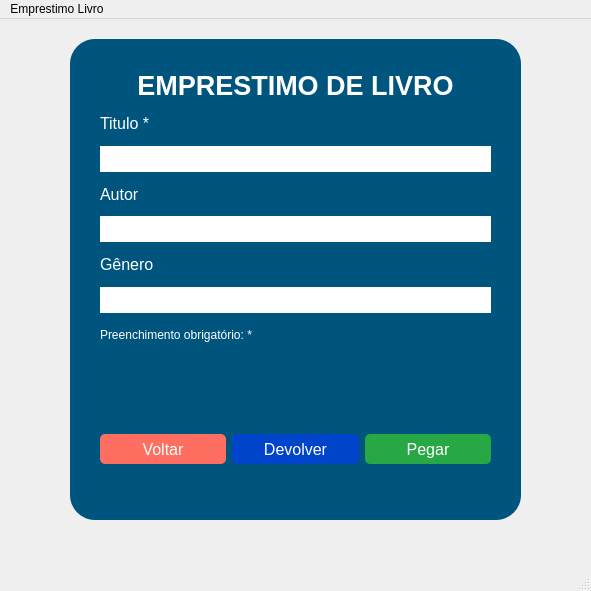
First picture: the form in Aulas_Revisão/11_2024/Dia 11/project/ui/emprestimo_window.ui, repository OSepiliF/Curso-SENAC, before the edit.
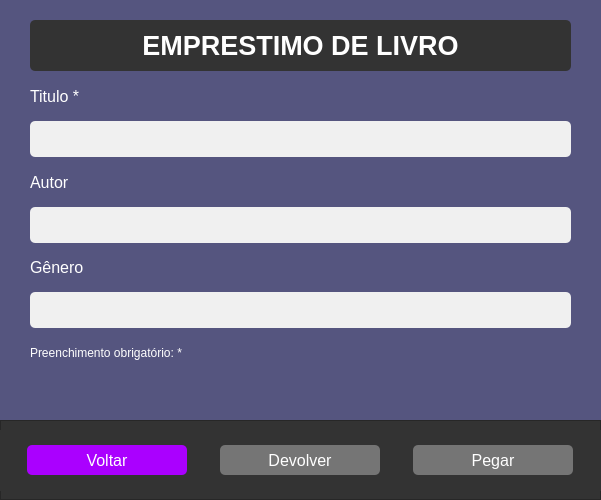
Second picture: the form after the edit.

Diff of the .ui file:
```diff
--- a/Aulas_Revisão/11_2024/Dia 11/project/ui/emprestimo_window.ui
+++ b/Aulas_Revisão/11_2024/Dia 11/project/ui/emprestimo_window.ui
@@ -6,40 +6,24 @@
    <rect>
     <x>0</x>
     <y>0</y>
-    <width>591</width>
-    <height>591</height>
+    <width>601</width>
+    <height>500</height>
    </rect>
   </property>
   <property name="windowTitle">
    <string>MainWindow</string>
   </property>
+  <property name="styleSheet">
+   <string notr="true">background-color: rgb(85, 85, 127);</string>
+  </property>
   <widget class="QWidget" name="centralwidget">
-   <widget class="QFrame" name="frame">
-    <property name="geometry">
-     <rect>
-      <x>70</x>
-      <y>20</y>
-      <width>451</width>
-      <height>481</height>
-     </rect>
-    </property>
-    <property name="styleSheet">
-     <string notr="true">background-color: rgba(0, 85, 127, 255);
-border-radius: 25px;</string>
-    </property>
-    <property name="frameShape">
-     <enum>QFrame::StyledPanel</enum>
-    </property>
-    <property name="frameShadow">
-     <enum>QFrame::Raised</enum>
-    </property>
     <widget class="QWidget" name="verticalLayoutWidget">
      <property name="geometry">
       <rect>
        <x>30</x>
-       <y>30</y>
-       <width>391</width>
-       <height>301</height>
+      <y>20</y>
+      <width>541</width>
+      <height>371</height>
       </rect>
      </property>
      <layout class="QVBoxLayout" name="verticalLayout">
@@ -53,7 +37,7 @@
          </font>
         </property>
         <property name="styleSheet">
-         <string notr="true">color: white;</string>
+        <string notr="true">color: white; background-color: #333333; padding: 10px; border-radius: 5px;</string>
         </property>
         <property name="text">
          <string>EMPRESTIMO DE LIVRO</string>
@@ -88,7 +72,7 @@
          </font>
         </property>
         <property name="styleSheet">
-         <string notr="true">background-color: rgb(255, 255, 255);</string>
+        <string notr="true">border-radius: 5px; padding: 5px; background-color: #f0f0f0;</string>
         </property>
        </widget>
       </item>
@@ -115,7 +99,7 @@
          </font>
         </property>
         <property name="styleSheet">
-         <string notr="true">background-color: rgb(255, 255, 255);</string>
+        <string notr="true">border-radius: 5px; padding: 5px; background-color: #f0f0f0;</string>
         </property>
        </widget>
       </item>
@@ -142,7 +126,7 @@
          </font>
         </property>
         <property name="styleSheet">
-         <string notr="true">background-color: rgb(255, 255, 255);</string>
+        <string notr="true">border-radius: 5px; padding: 5px; background-color: #f0f0f0;</string>
         </property>
        </widget>
       </item>
@@ -171,12 +155,30 @@
       </item>
      </layout>
     </widget>
+   <widget class="QFrame" name="frame">
+    <property name="geometry">
+     <rect>
+      <x>0</x>
+      <y>420</y>
+      <width>601</width>
+      <height>80</height>
+     </rect>
+    </property>
+    <property name="styleSheet">
+     <string notr="true"> background-color: #333333;</string>
+    </property>
+    <property name="frameShape">
+     <enum>QFrame::StyledPanel</enum>
+    </property>
+    <property name="frameShadow">
+     <enum>QFrame::Raised</enum>
+    </property>
     <widget class="QWidget" name="horizontalLayoutWidget">
      <property name="geometry">
       <rect>
-       <x>30</x>
-       <y>380</y>
-       <width>391</width>
+       <x>0</x>
+       <y>10</y>
+       <width>601</width>
        <height>61</height>
       </rect>
      </property>
@@ -195,7 +197,8 @@
          </font>
         </property>
         <property name="styleSheet">
-         <string notr="true">background-color: #FF6F61; color: white; border-radius: 5px;</string>
+         <string notr="true">color: white; border-radius: 5px;
+background-color: rgb(170, 0, 255);</string>
         </property>
         <property name="text">
          <string>Voltar</string>
@@ -216,7 +219,8 @@
          </font>
         </property>
         <property name="styleSheet">
-         <string notr="true">background-color: #0044cc; color: white; border-radius: 5px;</string>
+         <string notr="true"> color: white; border-radius: 5px;
+background-color: rgb(117, 117, 117);</string>
         </property>
         <property name="text">
          <string>Devolver</string>
@@ -237,7 +241,8 @@
          </font>
         </property>
         <property name="styleSheet">
-         <string notr="true">background-color: #28a745; color: white; border-radius: 5px;</string>
+         <string notr="true"> color: white; border-radius: 5px;
+background-color: rgb(117, 117, 117);</string>
         </property>
         <property name="text">
          <string>Pegar</string>
@@ -248,23 +253,6 @@
     </widget>
    </widget>
   </widget>
-  <widget class="QMenuBar" name="menubar">
-   <property name="geometry">
-    <rect>
-     <x>0</x>
-     <y>0</y>
-     <width>591</width>
-     <height>21</height>
-    </rect>
-   </property>
-   <widget class="QMenu" name="menuEmprestimo_Livro">
-    <property name="title">
-     <string>Emprestimo Livro</string>
-    </property>
-   </widget>
-   <addaction name="menuEmprestimo_Livro"/>
-  </widget>
-  <widget class="QStatusBar" name="statusbar"/>
  </widget>
  <resources/>
  <connections/>
```
Lines whose indentation alone changed are shown as unchanged.
